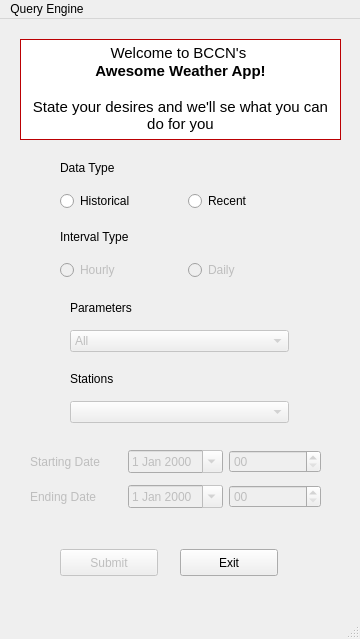
The window that query_engine_v2/gui.ui (BCCN-Prog/weather_2016) describes before a commit, drawn with Qt 5.
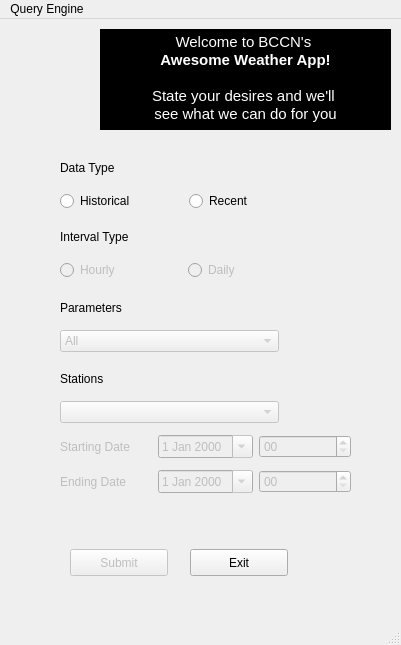
The same window after the commit. Icons and pictures are not drawn.

Commit message: Made GUI totally fancy.

Patch:
```diff
--- a/query_engine_v2/gui.ui
+++ b/query_engine_v2/gui.ui
@@ -6,8 +6,8 @@
    <rect>
     <x>0</x>
     <y>0</y>
-    <width>360</width>
-    <height>639</height>
+    <width>401</width>
+    <height>645</height>
    </rect>
   </property>
   <property name="windowTitle">
@@ -62,7 +62,7 @@
      <rect>
       <x>60</x>
       <y>131</y>
-      <width>250</width>
+      <width>251</width>
       <height>61</height>
      </rect>
     </property>
@@ -97,7 +97,7 @@
    <widget class="QWidget" name="verticalLayoutWidget_3">
     <property name="geometry">
      <rect>
-      <x>70</x>
+      <x>60</x>
       <y>343</y>
       <width>219</width>
       <height>61</height>
@@ -130,8 +130,8 @@
     </property>
     <property name="geometry">
      <rect>
-      <x>30</x>
-      <y>425</y>
+      <x>60</x>
+      <y>410</y>
       <width>291</width>
       <height>71</height>
      </rect>
@@ -218,7 +218,7 @@
    <widget class="QWidget" name="verticalLayoutWidget_5">
     <property name="geometry">
      <rect>
-      <x>70</x>
+      <x>60</x>
       <y>272</y>
       <width>219</width>
       <height>61</height>
@@ -271,7 +271,7 @@
     </property>
     <property name="geometry">
      <rect>
-      <x>60</x>
+      <x>70</x>
       <y>530</y>
       <width>98</width>
       <height>27</height>
@@ -284,7 +284,7 @@
    <widget class="QPushButton" name="ExitButton">
     <property name="geometry">
      <rect>
-      <x>180</x>
+      <x>190</x>
       <y>530</y>
       <width>98</width>
       <height>27</height>
@@ -297,9 +297,9 @@
    <widget class="QTextBrowser" name="textBrowser">
     <property name="geometry">
      <rect>
-      <x>20</x>
-      <y>20</y>
-      <width>321</width>
+      <x>100</x>
+      <y>10</y>
+      <width>291</width>
       <height>101</height>
      </rect>
     </property>
@@ -718,24 +718,48 @@
       </disabled>
      </palette>
     </property>
+    <property name="font">
+     <font>
+      <kerning>true</kerning>
+     </font>
+    </property>
+    <property name="acceptDrops">
+     <bool>true</bool>
+    </property>
+    <property name="autoFillBackground">
+     <bool>true</bool>
+    </property>
+    <property name="frameShape">
+     <enum>QFrame::NoFrame</enum>
+    </property>
+    <property name="lineWidth">
+     <number>0</number>
+    </property>
     <property name="html">
      <string>&lt;!DOCTYPE HTML PUBLIC &quot;-//W3C//DTD HTML 4.0//EN&quot; &quot;http://www.w3.org/TR/REC-html40/strict.dtd&quot;&gt;
 &lt;html&gt;&lt;head&gt;&lt;meta name=&quot;qrichtext&quot; content=&quot;1&quot; /&gt;&lt;style type=&quot;text/css&quot;&gt;
 p, li { white-space: pre-wrap; }
-&lt;/style&gt;&lt;/head&gt;&lt;body style=&quot; font-family:'Ubuntu'; font-size:11pt; font-weight:400; font-style:normal;&quot;&gt;
-&lt;p align=&quot;center&quot; style=&quot; margin-top:0px; margin-bottom:0px; margin-left:0px; margin-right:0px; -qt-block-indent:0; text-indent:0px;&quot;&gt;Welcome to BCCN's &lt;/p&gt;
-&lt;p align=&quot;center&quot; style=&quot; margin-top:0px; margin-bottom:0px; margin-left:0px; margin-right:0px; -qt-block-indent:0; text-indent:0px;&quot;&gt;&lt;span style=&quot; font-weight:600;&quot;&gt;Awesome Weather App!&lt;/span&gt;&lt;/p&gt;
-&lt;p align=&quot;center&quot; style=&quot;-qt-paragraph-type:empty; margin-top:0px; margin-bottom:0px; margin-left:0px; margin-right:0px; -qt-block-indent:0; text-indent:0px;&quot;&gt;&lt;br /&gt;&lt;/p&gt;
-&lt;p align=&quot;center&quot; style=&quot; margin-top:0px; margin-bottom:0px; margin-left:0px; margin-right:0px; -qt-block-indent:0; text-indent:0px;&quot;&gt;State your desires and we'll se what you can do for you&lt;/p&gt;&lt;/body&gt;&lt;/html&gt;</string>
+&lt;/style&gt;&lt;/head&gt;&lt;body style=&quot; font-family:'Ubuntu'; font-size:11pt; font-weight:400; font-style:normal;&quot; bgcolor=&quot;#000000&quot;&gt;
+&lt;p align=&quot;center&quot; style=&quot; margin-top:0px; margin-bottom:0px; margin-left:0px; margin-right:0px; -qt-block-indent:0; text-indent:0px;&quot;&gt;&lt;span style=&quot; color:#ffffff;&quot;&gt;Welcome to BCCN's &lt;/span&gt;&lt;/p&gt;
+&lt;p align=&quot;center&quot; style=&quot; margin-top:0px; margin-bottom:0px; margin-left:0px; margin-right:0px; -qt-block-indent:0; text-indent:0px;&quot;&gt;&lt;span style=&quot; font-weight:600; color:#ffffff;&quot;&gt;Awesome Weather App!&lt;/span&gt;&lt;/p&gt;
+&lt;p align=&quot;center&quot; style=&quot;-qt-paragraph-type:empty; margin-top:0px; margin-bottom:0px; margin-left:0px; margin-right:0px; -qt-block-indent:0; text-indent:0px; color:#ffffff;&quot;&gt;&lt;br /&gt;&lt;/p&gt;
+&lt;p align=&quot;center&quot; style=&quot; margin-top:0px; margin-bottom:0px; margin-left:0px; margin-right:0px; -qt-block-indent:0; text-indent:0px;&quot;&gt;&lt;span style=&quot; color:#ffffff;&quot;&gt;State your desires and we'll &lt;/span&gt;&lt;/p&gt;
+&lt;p align=&quot;center&quot; style=&quot; margin-top:0px; margin-bottom:0px; margin-left:0px; margin-right:0px; -qt-block-indent:0; text-indent:0px;&quot;&gt;&lt;span style=&quot; color:#ffffff;&quot;&gt;see what we can do for you&lt;/span&gt;&lt;/p&gt;&lt;/body&gt;&lt;/html&gt;</string>
+    </property>
+    <property name="acceptRichText">
+     <bool>true</bool>
+    </property>
+    <property name="openLinks">
+     <bool>true</bool>
     </property>
    </widget>
    <widget class="QLabel" name="label">
     <property name="geometry">
      <rect>
-      <x>30</x>
-      <y>30</y>
-      <width>61</width>
-      <height>41</height>
+      <x>10</x>
+      <y>10</y>
+      <width>91</width>
+      <height>101</height>
      </rect>
     </property>
     <property name="text">
@@ -754,7 +778,7 @@
     <rect>
      <x>0</x>
      <y>0</y>
-     <width>360</width>
+     <width>401</width>
      <height>25</height>
     </rect>
    </property>
```
Left out of the diff: 13 changed lines with no effect on the pictures. The commit also changes 1 other file.
